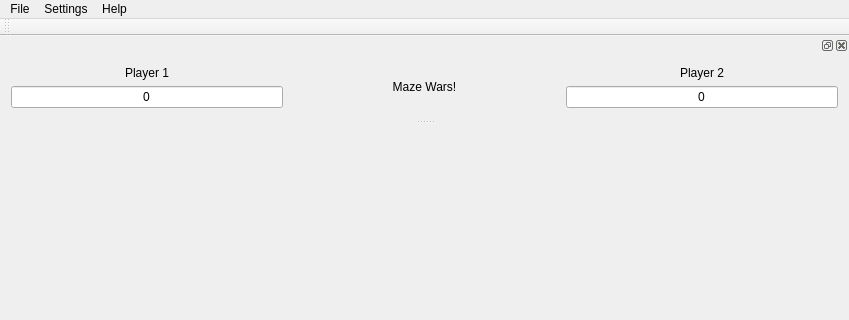
This is mainwindow.ui in tovarj5/ME570_FinalProject as Qt 5 draws it before an edit; both pictures show x 0 to 849 and y 0 to 320 of the 849 by 667 pixel window. The edited form follows.
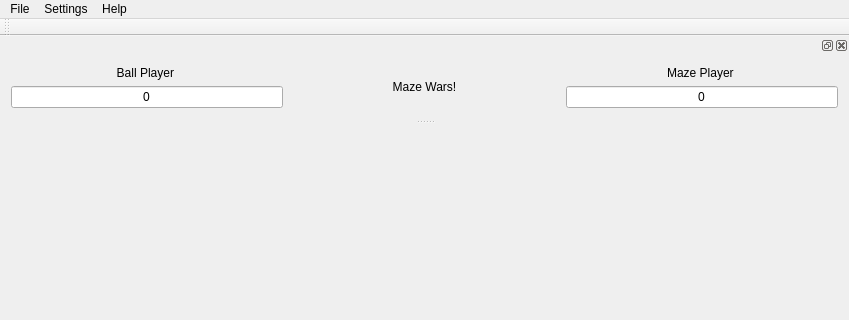
This is the edited form. Custom widgets are drawn as their Qt base class.

Commit message: Changed Maze player settings and Finish cone color.

```diff
--- a/mainwindow.ui
+++ b/mainwindow.ui
@@ -95,7 +95,7 @@
        <item row="0" column="2">
         <widget class="QLabel" name="label_2">
          <property name="text">
-          <string>Player 2</string>
+          <string>Maze Player </string>
          </property>
          <property name="alignment">
           <set>Qt::AlignCenter</set>
@@ -125,7 +125,7 @@
        <item row="0" column="0">
         <widget class="QLabel" name="label">
          <property name="text">
-          <string>Player 1</string>
+          <string>Ball Player </string>
          </property>
          <property name="alignment">
           <set>Qt::AlignCenter</set>
```
The commit also changes 6 other files.
